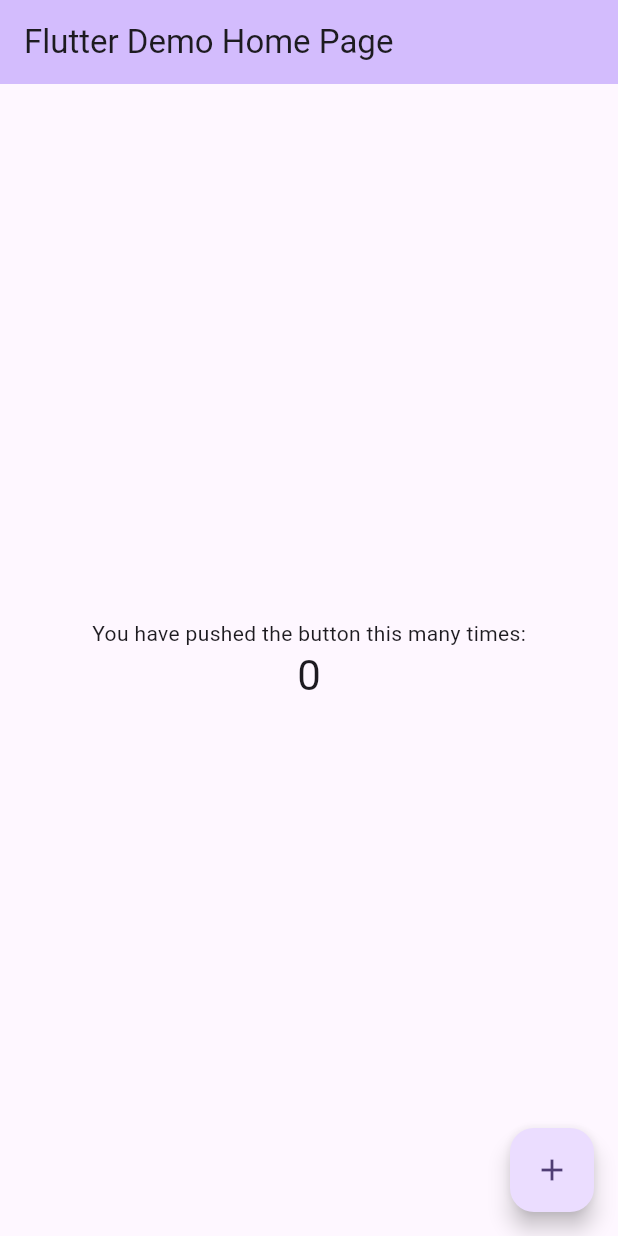
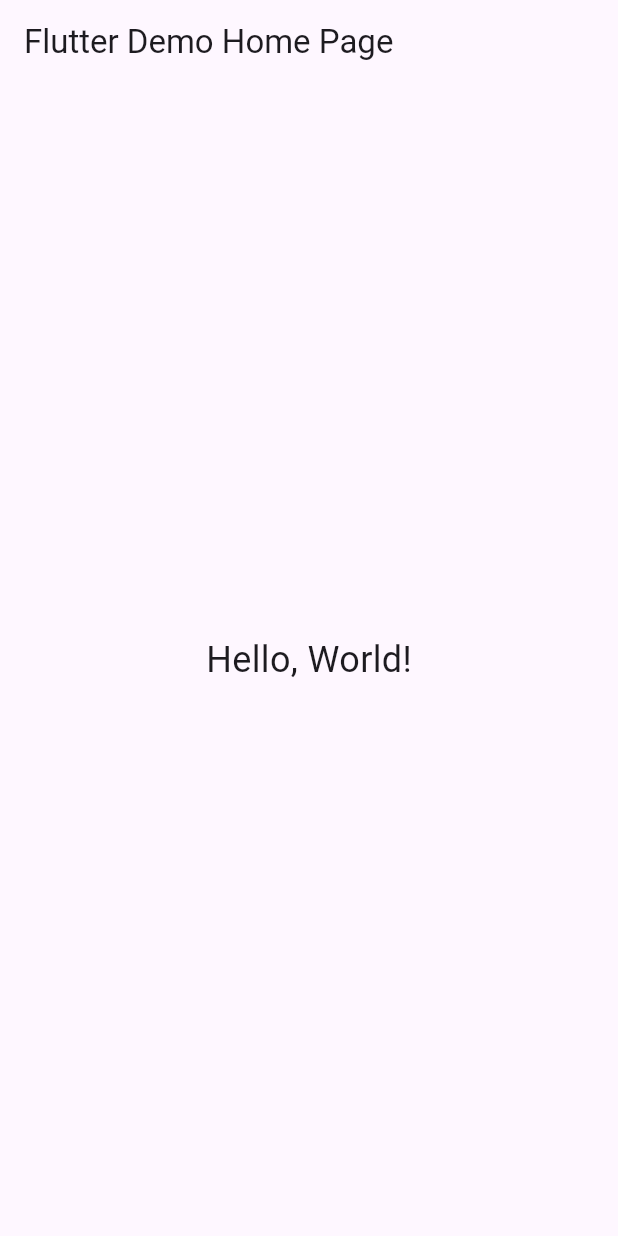
Before and after one commit to labyrinth30/flutter-easy-localization, a Flutter app: the screen it shows after launch, on a phone screen of 412 x 824 dp. Run offline on Flutter 3.47's test engine with Material 3 defaults, Android fonts, the phone set to English and light mode, and no system bars; our stand-ins replace easy_localization.

Commit message:
Hello를 안녕으로

```diff
--- /dev/null
+++ b/assets/translation/en.json
@@ -0,0 +1,4 @@
+{
+    "Hello": "Hello, World!"
+
+  }
--- /dev/null
+++ b/assets/translation/ko.json
@@ -0,0 +1,4 @@
+{
+    "Hello": "안녕"
+
+  }
--- /dev/null
+++ b/lib/home_screen.dart
@@ -0,0 +1,18 @@
+import 'package:easy_localization/easy_localization.dart';
+import 'package:flutter/material.dart';
+
+class HomeScreen extends StatelessWidget {
+  const HomeScreen({super.key});
+
+  @override
+  Widget build(BuildContext context) {
+    return Scaffold(
+      appBar: AppBar(
+        title: const Text('Flutter Demo Home Page'),
+      ),
+      body: Center(
+        child: const Text('Hello', style: TextStyle(fontSize: 24)).tr(),
+      ),
+    );
+  }
+}
--- a/lib/main.dart
+++ b/lib/main.dart
@@ -1,125 +1,28 @@
+import 'package:easy_localization/easy_localization.dart';
 import 'package:flutter/material.dart';
+import 'package:flutter_easy_localization/home_screen.dart';
 
-void main() {
-  runApp(const MyApp());
+void main() async {
+  WidgetsFlutterBinding.ensureInitialized();
+  await EasyLocalization.ensureInitialized();
+  runApp(EasyLocalization(
+      supportedLocales: const [Locale('en'), Locale('ko')],
+      path: 'assets/translation',
+      fallbackLocale: const Locale('en'),
+      child: const MyApp()));
 }
 
 class MyApp extends StatelessWidget {
   const MyApp({super.key});
 
-  // This widget is the root of your application.
   @override
   Widget build(BuildContext context) {
     return MaterialApp(
-      title: 'Flutter Demo',
-      theme: ThemeData(
-        // This is the theme of your application.
-        //
-        // TRY THIS: Try running your application with "flutter run". You'll see
-        // the application has a purple toolbar. Then, without quitting the app,
-        // try changing the seedColor in the colorScheme below to Colors.green
-        // and then invoke "hot reload" (save your changes or press the "hot
-        // reload" button in a Flutter-supported IDE, or press "r" if you used
-        // the command line to start the app).
-        //
-        // Notice that the counter didn't reset back to zero; the application
-        // state is not lost during the reload. To reset the state, use hot
-        // restart instead.
-        //
-        // This works for code too, not just values: Most code changes can be
-        // tested with just a hot reload.
-        colorScheme: ColorScheme.fromSeed(seedColor: Colors.deepPurple),
-        useMaterial3: true,
-      ),
-      home: const MyHomePage(title: 'Flutter Demo Home Page'),
+      localizationsDelegates: context.localizationDelegates,
+      supportedLocales: context.supportedLocales,
+      locale: context.locale,
+      theme: ThemeData(primarySwatch: Colors.blue),
+      home: const HomeScreen(),
     );
   }
 }
-
-class MyHomePage extends StatefulWidget {
-  const MyHomePage({super.key, required this.title});
-
-  // This widget is the home page of your application. It is stateful, meaning
-  // that it has a State object (defined below) that contains fields that affect
-  // how it looks.
-
-  // This class is the configuration for the state. It holds the values (in this
-  // case the title) provided by the parent (in this case the App widget) and
-  // used by the build method of the State. Fields in a Widget subclass are
-  // always marked "final".
-
-  final String title;
-
-  @override
-  State<MyHomePage> createState() => _MyHomePageState();
-}
-
-class _MyHomePageState extends State<MyHomePage> {
-  int _counter = 0;
-
-  void _incrementCounter() {
-    setState(() {
-      // This call to setState tells the Flutter framework that something has
-      // changed in this State, which causes it to rerun the build method below
-      // so that the display can reflect the updated values. If we changed
-      // _counter without calling setState(), then the build method would not be
-      // called again, and so nothing would appear to happen.
-      _counter++;
-    });
-  }
-
-  @override
-  Widget build(BuildContext context) {
-    // This method is rerun every time setState is called, for instance as done
-    // by the _incrementCounter method above.
-    //
-    // The Flutter framework has been optimized to make rerunning build methods
-    // fast, so that you can just rebuild anything that needs updating rather
-    // than having to individually change instances of widgets.
-    return Scaffold(
-      appBar: AppBar(
-        // TRY THIS: Try changing the color here to a specific color (to
-        // Colors.amber, perhaps?) and trigger a hot reload to see the AppBar
-        // change color while the other colors stay the same.
-        backgroundColor: Theme.of(context).colorScheme.inversePrimary,
-        // Here we take the value from the MyHomePage object that was created by
-        // the App.build method, and use it to set our appbar title.
-        title: Text(widget.title),
-      ),
-      body: Center(
-        // Center is a layout widget. It takes a single child and positions it
-        // in the middle of the parent.
-        child: Column(
-          // Column is also a layout widget. It takes a list of children and
-          // arranges them vertically. By default, it sizes itself to fit its
-          // children horizontally, and tries to be as tall as its parent.
-          //
-          // Column has various properties to control how it sizes itself and
-          // how it positions its children. Here we use mainAxisAlignment to
-          // center the children vertically; the main axis here is the vertical
-          // axis because Columns are vertical (the cross axis would be
-          // horizontal).
-          //
-          // TRY THIS: Invoke "debug painting" (choose the "Toggle Debug Paint"
-          // action in the IDE, or press "p" in the console), to see the
-          // wireframe for each widget.
-          mainAxisAlignment: MainAxisAlignment.center,
-          children: <Widget>[
-            const Text(
-              'You have pushed the button this many times:',
-            ),
-            Text(
-              '$_counter',
-              style: Theme.of(context).textTheme.headlineMedium,
-            ),
-          ],
-        ),
-      ),
-      floatingActionButton: FloatingActionButton(
-        onPressed: _incrementCounter,
-        tooltip: 'Increment',
-        child: const Icon(Icons.add),
-      ), // This trailing comma makes auto-formatting nicer for build methods.
-    );
-  }
-}
--- a/pubspec.yaml
+++ b/pubspec.yaml
@@ -35,6 +35,7 @@ dependencies:
   # The following adds the Cupertino Icons font to your application.
   # Use with the CupertinoIcons class for iOS style icons.
   cupertino_icons: ^1.0.2
+  easy_localization: ^3.0.3
 
 dev_dependencies:
   flutter_test:
@@ -59,8 +60,8 @@ flutter:
   uses-material-design: true
 
   # To add assets to your application, add an assets section, like this:
-  # assets:
-  #   - images/a_dot_burr.jpeg
+  assets:
+    - assets/translation/
   #   - images/a_dot_ham.jpeg
 
   # An image asset can refer to one or more resolution-specific "variants", see
```
Also changed, not shown: pubspec.lock, 11 other files.
